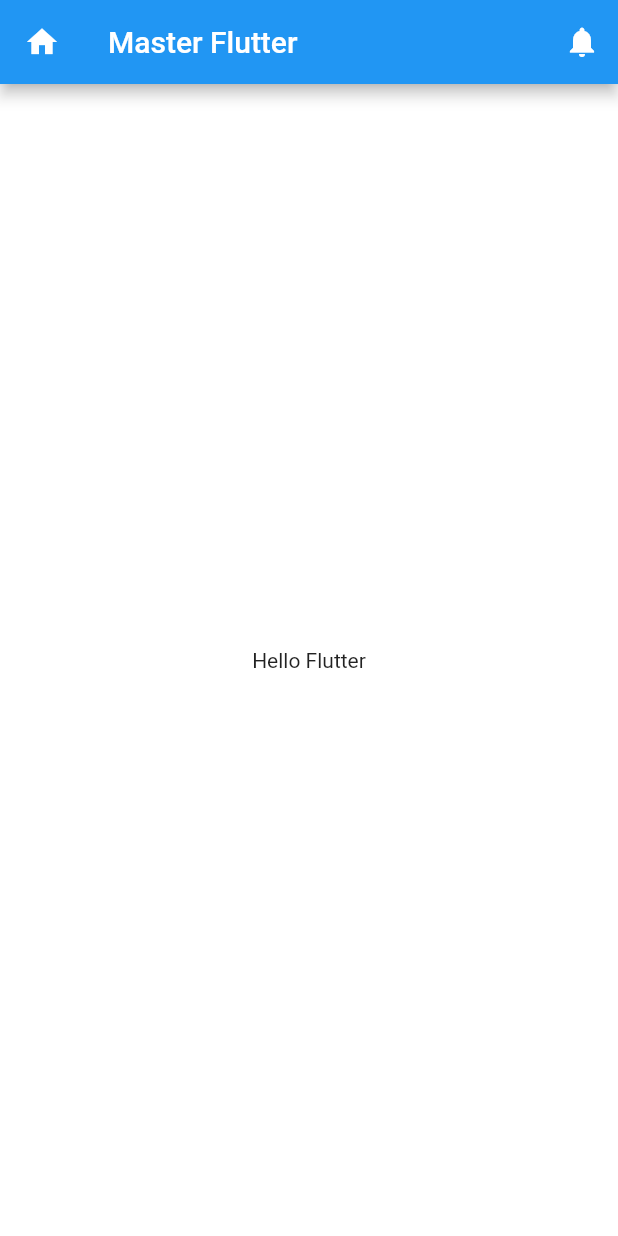
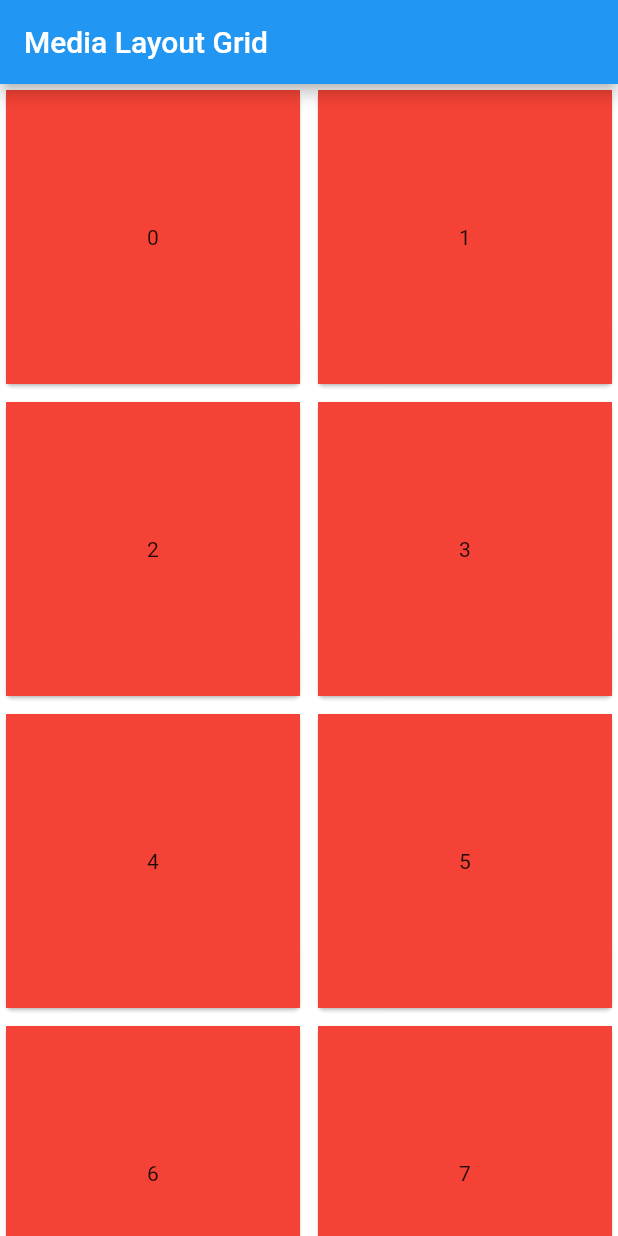
Before and after one commit to artnalyze/flutter_intermediate_itg, a Flutter app: the screen it shows after launch, on a phone screen of 412 x 824 dp. Run offline on Flutter 3.47's test engine with Material 2 defaults, Android fonts, the phone set to English and light mode, and no system bars; Roboto replaces fonts that are missing (Kanit).

Commit message:
mediaquery and media layout

```diff
--- a/lib/routers.dart
+++ b/lib/routers.dart
@@ -1,7 +1,11 @@
 // import 'package:flutter/cupertino.dart';
 import 'package:flutter/material.dart';
 import 'package:flutter_stock/screens/home/home_screen.dart';
+import 'package:flutter_stock/screens/media_query/media_layout.dart';
+import 'package:flutter_stock/screens/media_query/media_query.dart';
 
 final Map<String, WidgetBuilder> routes = <String, WidgetBuilder>{
-  "/": (BuildContext context) => MyHomePage()
+  // "/": (BuildContext context) => MyHomePage(),
+  // "/": (BuildContext context) => MediaQueryScreen(),
+  "/": (BuildContext context) => MediaLayoutScreen(),
 };
--- /dev/null
+++ b/lib/screens/media_query/media_layout.dart
@@ -0,0 +1,65 @@
+import 'package:flutter/material.dart';
+
+class MediaLayoutScreen extends StatefulWidget {
+  MediaLayoutScreen({Key key}) : super(key: key);
+
+  @override
+  _MediaLayoutScreenState createState() => _MediaLayoutScreenState();
+}
+
+class _MediaLayoutScreenState extends State<MediaLayoutScreen> {
+  gridViewForPhone(Orientation orientation) {
+    // GridViewforPhone
+    return GridView.count(
+      crossAxisCount: 2,
+      childAspectRatio: 1.0,
+      mainAxisSpacing: 4.0,
+      crossAxisSpacing: 4.0,
+      children: List.generate(100, (index) {
+        return Card(
+          child: Container(
+            alignment: Alignment.center,
+            color: Colors.red,
+            child: Text('$index'),
+          ),
+        );
+      }),
+    );
+  }
+
+  gridViewForTablet(Orientation orientation) {
+    // GridViewforTablet
+    return GridView.count(
+      crossAxisCount: orientation == Orientation.portrait ? 4 : 6,
+      childAspectRatio: 1.0,
+      mainAxisSpacing: 4.0,
+      crossAxisSpacing: 4.0,
+      children: List.generate(100, (index) {
+        return Card(
+          child: Container(
+            alignment: Alignment.center,
+            color: Colors.purple,
+            child: Text('$index'),
+          ),
+        );
+      }),
+    );
+  }
+
+  @override
+  Widget build(BuildContext context) {
+    final double shortestSide = MediaQuery.of(context).size.shortestSide;
+    final bool useMobileLayout = shortestSide < 600.0;
+    final orientation = MediaQuery.of(context)
+        .orientation; // เช็คว่าหน้าจออยู่แนวตั้งหรือแนวนอน
+
+    return Scaffold(
+      appBar: AppBar(
+        title: Text('Media Layout Grid'),
+      ),
+      body: useMobileLayout
+          ? gridViewForPhone(orientation)
+          : gridViewForTablet(orientation),
+    );
+  }
+}
```
Also changed, not shown: lib/screens/media_query/media_query.dart (added, +69 -0 lines).
